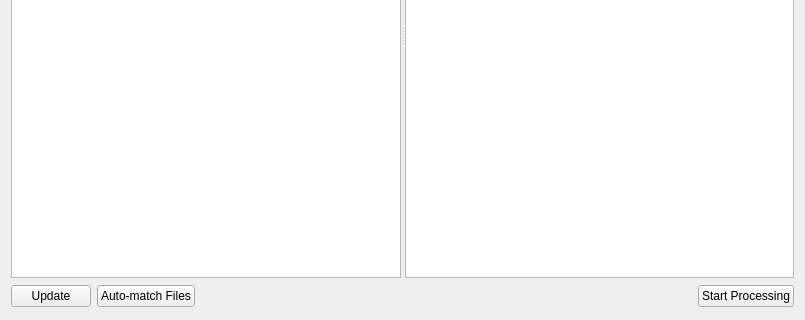
First picture: the form in src/sfg_app2/app/ui/load_match_tab.ui, repository silanglois/SFG-App, before the edit; both pictures show x 0 to 805 and y 219 to 539 of the 805 by 539 pixel window.
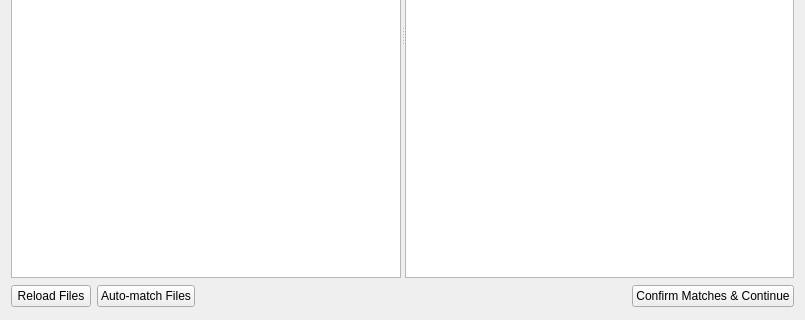
Second picture: the form after the edit.

The edit to the form file:
```diff
--- a/src/sfg_app2/app/ui/load_match_tab.ui
+++ b/src/sfg_app2/app/ui/load_match_tab.ui
@@ -32,7 +32,7 @@
      <item>
       <widget class="QPushButton" name="pushButton">
        <property name="text">
-        <string>Update</string>
+        <string>Reload Files</string>
        </property>
       </widget>
      </item>
@@ -59,7 +59,7 @@
      <item>
       <widget class="QPushButton" name="startprocessingButton">
        <property name="text">
-        <string>Start Processing</string>
+        <string>Confirm Matches &amp;&amp; Continue</string>
        </property>
       </widget>
      </item>
```
